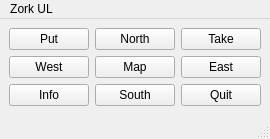
First picture: the form in Zork/zork.ui, repository Metagawa/Zorklike-Game-University-Life, before the edit.
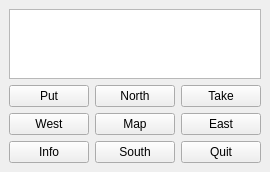
Second picture: the form after the edit.

Commit message: PlainTextEdit Demo

```diff
--- a/Zork/zork.ui
+++ b/Zork/zork.ui
@@ -15,88 +15,81 @@
   </property>
   <widget class="QWidget" name="centralwidget">
    <layout class="QGridLayout" name="gridLayout">
-    <item row="0" column="4">
+    <item row="1" column="4">
      <widget class="QPushButton" name="takeButton">
       <property name="text">
        <string>Take</string>
       </property>
      </widget>
     </item>
-    <item row="0" column="3">
+    <item row="2" column="4">
+     <widget class="QPushButton" name="eastButton">
+      <property name="text">
+       <string>East</string>
+      </property>
+     </widget>
+    </item>
+    <item row="3" column="2">
+     <widget class="QPushButton" name="infoButton">
+      <property name="text">
+       <string>Info</string>
+      </property>
+     </widget>
+    </item>
+    <item row="1" column="3">
      <widget class="QPushButton" name="northButton">
       <property name="text">
        <string>North</string>
       </property>
      </widget>
     </item>
-    <item row="2" column="3">
+    <item row="3" column="3">
      <widget class="QPushButton" name="southButton">
       <property name="text">
        <string>South</string>
       </property>
      </widget>
     </item>
-    <item row="1" column="4">
-     <widget class="QPushButton" name="eastButton">
-      <property name="text">
-       <string>East</string>
-      </property>
-     </widget>
-    </item>
-    <item row="2" column="4">
-     <widget class="QPushButton" name="quitButton">
-      <property name="text">
-       <string>Quit</string>
-      </property>
-     </widget>
-    </item>
-    <item row="1" column="3">
-     <widget class="QPushButton" name="mapButton">
-      <property name="text">
-       <string>Map</string>
-      </property>
-     </widget>
-    </item>
-    <item row="0" column="2">
+    <item row="1" column="2">
      <widget class="QPushButton" name="putButton">
       <property name="text">
        <string>Put</string>
       </property>
      </widget>
     </item>
-    <item row="1" column="2">
+    <item row="2" column="2">
      <widget class="QPushButton" name="westButton">
       <property name="text">
        <string>West</string>
       </property>
      </widget>
     </item>
-    <item row="2" column="2">
-     <widget class="QPushButton" name="infoButton">
+    <item row="3" column="4">
+     <widget class="QPushButton" name="quitButton">
       <property name="text">
-       <string>Info</string>
+       <string>Quit</string>
+      </property>
+     </widget>
+    </item>
+    <item row="2" column="3">
+     <widget class="QPushButton" name="mapButton">
+      <property name="text">
+       <string>Map</string>
+      </property>
+     </widget>
+    </item>
+    <item row="0" column="2" colspan="3">
+     <widget class="QPlainTextEdit" name="plainTextEdit">
+      <property name="readOnly">
+       <bool>true</bool>
+      </property>
+      <property name="overwriteMode">
+       <bool>false</bool>
       </property>
      </widget>
     </item>
    </layout>
   </widget>
-  <widget class="QMenuBar" name="menubar">
-   <property name="geometry">
-    <rect>
-     <x>0</x>
-     <y>0</y>
-     <width>270</width>
-     <height>21</height>
-    </rect>
-   </property>
-   <widget class="QMenu" name="menuZork_UL">
-    <property name="title">
-     <string>Zork UL</string>
-    </property>
-   </widget>
-   <addaction name="menuZork_UL"/>
-  </widget>
-  <widget class="QStatusBar" name="statusbar"/>
  </widget>
  <resources/>
  <connections/>
```
The commit also changes 3 other files.
